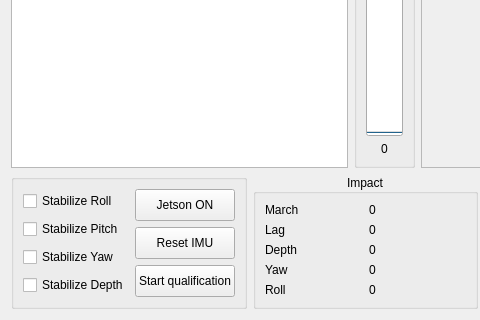
The window that rovmodewidget.ui (hydronautics-team/PoolsideGUI) describes before a commit, drawn with Qt 5; both pictures show x 0 to 480 and y 259 to 579 of the 951 by 579 pixel window.
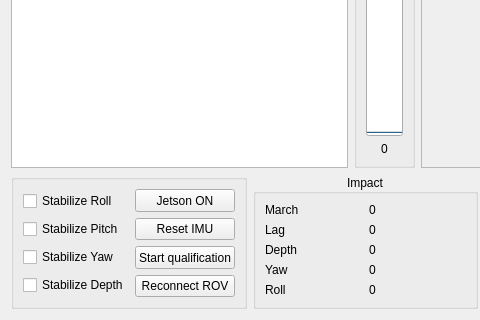
The same window after the commit. Custom widgets are drawn as their Qt base class.

Diff of the .ui file:
```diff
--- a/rovmodewidget.ui
+++ b/rovmodewidget.ui
@@ -364,6 +364,13 @@
               </property>
              </widget>
             </item>
+            <item>
+             <widget class="QPushButton" name="pushButtonReconnectROV">
+              <property name="text">
+               <string>Reconnect ROV</string>
+              </property>
+             </widget>
+            </item>
            </layout>
           </item>
          </layout>
```
